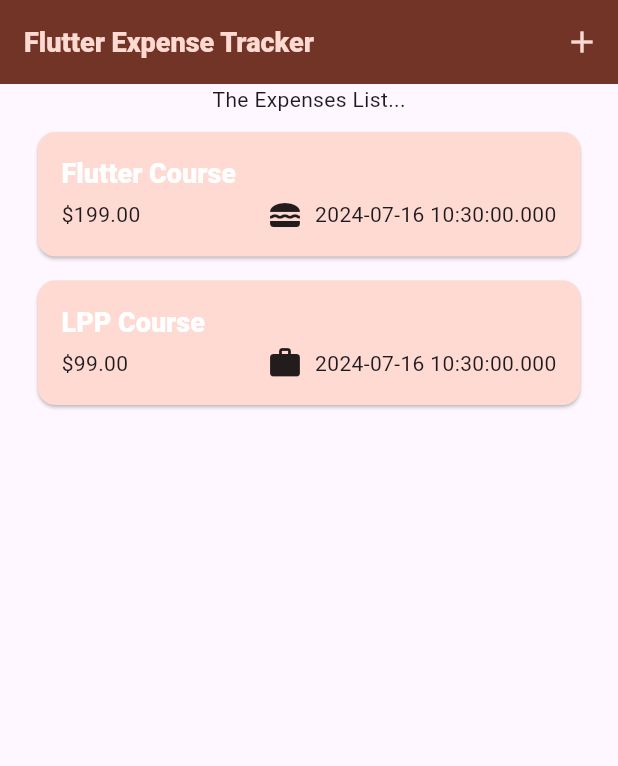
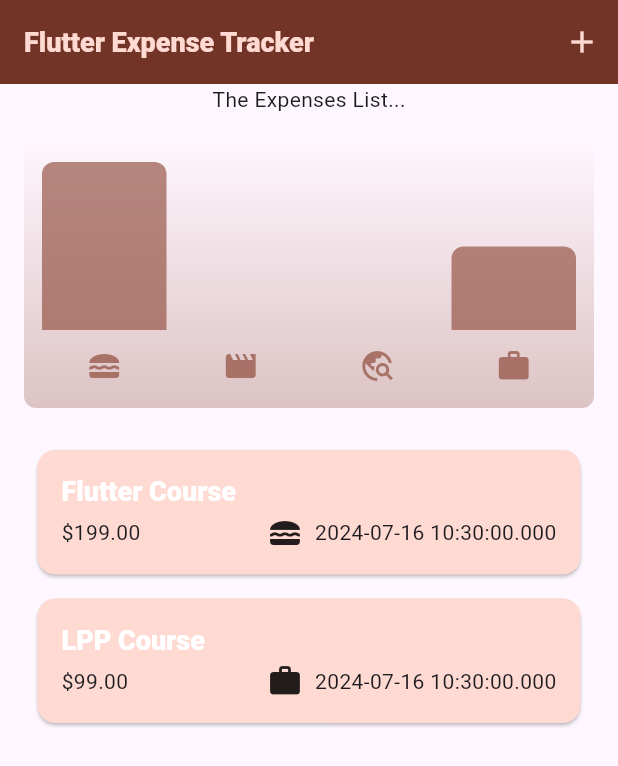
Before and after one commit to Vikas-garg-tiet26/MyExpenseManager, a Flutter app: the screen it shows after launch, on a phone screen of 412 x 824 dp. Shown: the top 766 px of the screen. Run offline on Flutter 3.47's test engine with Material 3 defaults, Android fonts, the light colour scheme and no system bars.

Commit message:
Responsiveness

```diff
--- a/lib/main.dart
+++ b/lib/main.dart
@@ -1,13 +1,19 @@
 import 'package:expense_trcker/models/expenses.dart';
 import 'package:flutter/material.dart';
+// import 'package:flutter/services.dart';
 
 var kColorScheme =
-    ColorScheme.fromSeed(seedColor: Color.fromRGBO(255, 96, 59, 181));
+    ColorScheme.fromSeed(seedColor: const Color.fromRGBO(255, 96, 59, 181));
 
 var kDarkColorScheme =
     ColorScheme.fromSeed(seedColor: Colors.green, brightness: Brightness.dark);
+
 void main() {
+  // WidgetsFlutterBinding.ensureInitialized();
+  // SystemChrome.setPreferredOrientations([DeviceOrientation.portraitUp])
+  //     .then((fn) {
   runApp(const ExpenseApp());
+  // });
 }
 
 class ExpenseApp extends StatelessWidget {
--- a/lib/models/chart.dart
+++ b/lib/models/chart.dart
@@ -1,4 +1,5 @@
-import 'package:expense_trcker/models/chartex';
+// import 'package:expense_trcker/models/ch';
+import 'package:expense_trcker/models/chart_bar.dart';
 import 'package:expense_trcker/models/expense_trcker.dart';
 import 'package:flutter/material.dart';
 
--- a/lib/models/expenses.dart
+++ b/lib/models/expenses.dart
@@ -3,7 +3,8 @@ import 'package:expense_trcker/models/widgets/new_expense.dart';
 import 'package:flutter/material.dart';
 // import 'package:flutter/foundation.dart';
 import 'package:expense_trcker/models/expense_trcker.dart';
-// import 'package:expense_trcker/models/widgets/new_expense.dart';
+import 'package:expense_trcker/models/chart.dart';
+// import 'package:expense_trcker/models/chart_bar.dart';
 
 class Expenses extends StatefulWidget {
   const Expenses({super.key});
@@ -64,6 +65,8 @@ class _ExpensesState extends State<Expenses> {
 
   @override
   Widget build(BuildContext context) {
+    final width = MediaQuery.of(context).size.width;
+    final height = MediaQuery.of(context).size.width;
     Widget mainContent = const Center(
       child: Text('No Expenses Found. Start Adding Some!'),
     );
@@ -84,9 +87,27 @@ class _ExpensesState extends State<Expenses> {
               icon: const Icon(Icons.add)),
         ],
       ),
-      body: Column(
+      body: width < 600
+          ? Column(
               children: [
                 const Text("The Expenses List..."),
+                Chart(
+                  expenses: _registeredExpenses,
+                ),
+                const SizedBox(
+                  height: 4,
+                ),
+                Expanded(child: mainContent)
+              ],
+            )
+          : Row(
+              children: [
+                const Text("The Expenses List..."),
+                Expanded(
+                  child: Chart(
+                    expenses: _registeredExpenses,
+                  ),
+                ),
                 const SizedBox(
                   height: 4,
                 ),
```
Lines whose indentation alone changed are shown as unchanged.
